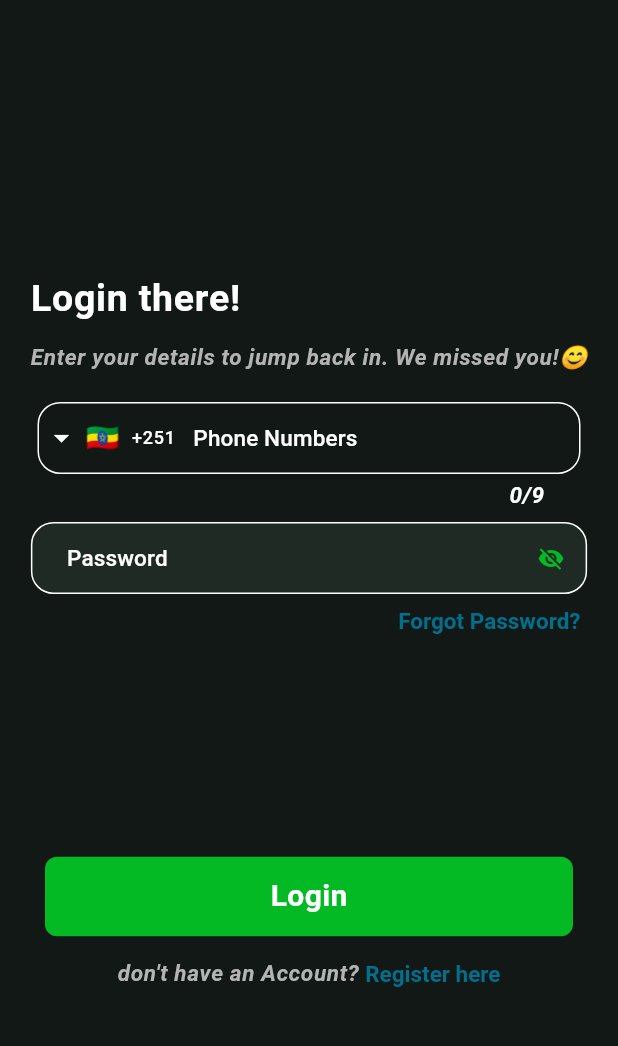
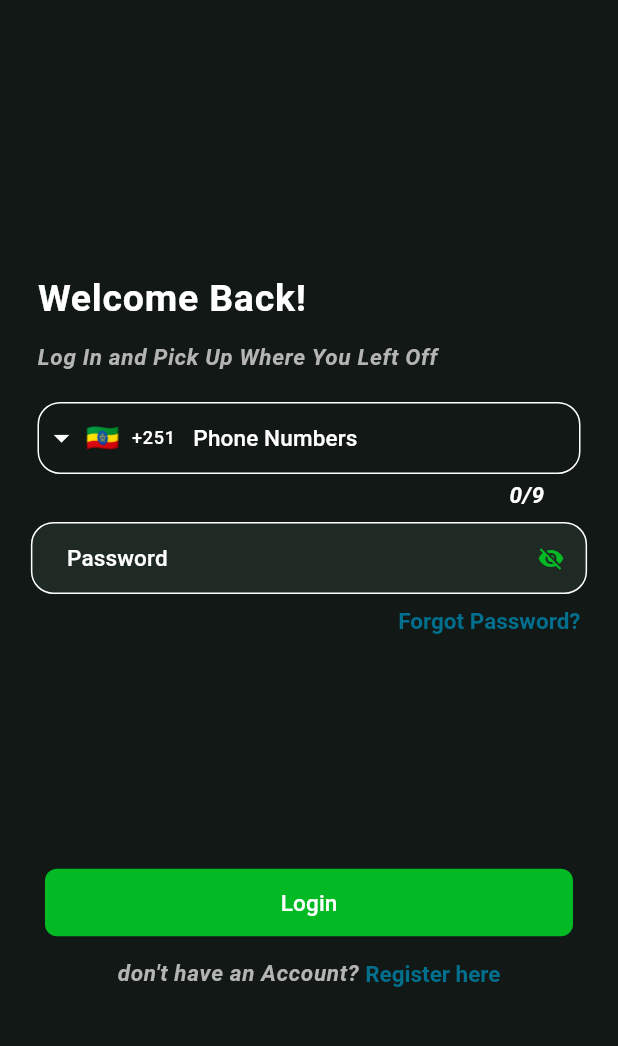
Before and after one commit to atikoo67/Quote-movie-app, a Flutter app: the screen it shows after launch, on a phone screen of 412 x 824 dp, the part 84-1130 px from its top. Run offline on Flutter 3.47's test engine with Material 3 defaults, Android fonts, the phone set to English and light mode, and no system bars; drawn by our look-alikes of intl_phone_field; our stand-ins replace better_player, cached_network_image, carousel_slider, circular_profile_avatar, cloud_firestore, dio and 8 more; missing offline and left inert: youtube_explode_dart; accounts and stored records are empty.

Commit message:
some modification on ui

```diff
--- a/lib/features/authentication/presentation/page/loginpage.dart
+++ b/lib/features/authentication/presentation/page/loginpage.dart
@@ -83,20 +83,21 @@ class _LoginPageState extends State<LoginPage> {
 
                     children: [
                       Column(
+                        crossAxisAlignment: CrossAxisAlignment.start,
                         spacing: 20,
                         children: [
                           Padding(
-                            padding: EdgeInsets.symmetric(horizontal: 20),
+                            padding: EdgeInsets.symmetric(horizontal: 25),
                             child: Column(
                               spacing: 10,
                               crossAxisAlignment: CrossAxisAlignment.start,
                               children: [
                                 Text(
-                                  'Login there!',
+                                  'Welcome Back!',
                                   style: theme.textTheme.bodyLarge,
                                 ),
                                 Text(
-                                  'Enter your details to jump back in. We missed you!😊',
+                                  'Log In and Pick Up Where You Left Off',
                                   style: theme.textTheme.bodySmall,
                                 ),
                               ],
@@ -157,7 +158,7 @@ class _LoginPageState extends State<LoginPage> {
                             onTap: signIn,
                             child: Text(
                               'Login',
-                              style: theme.textTheme.bodyMedium,
+                              style: theme.textTheme.titleSmall,
                             ),
                           ),
                           Row(
```
